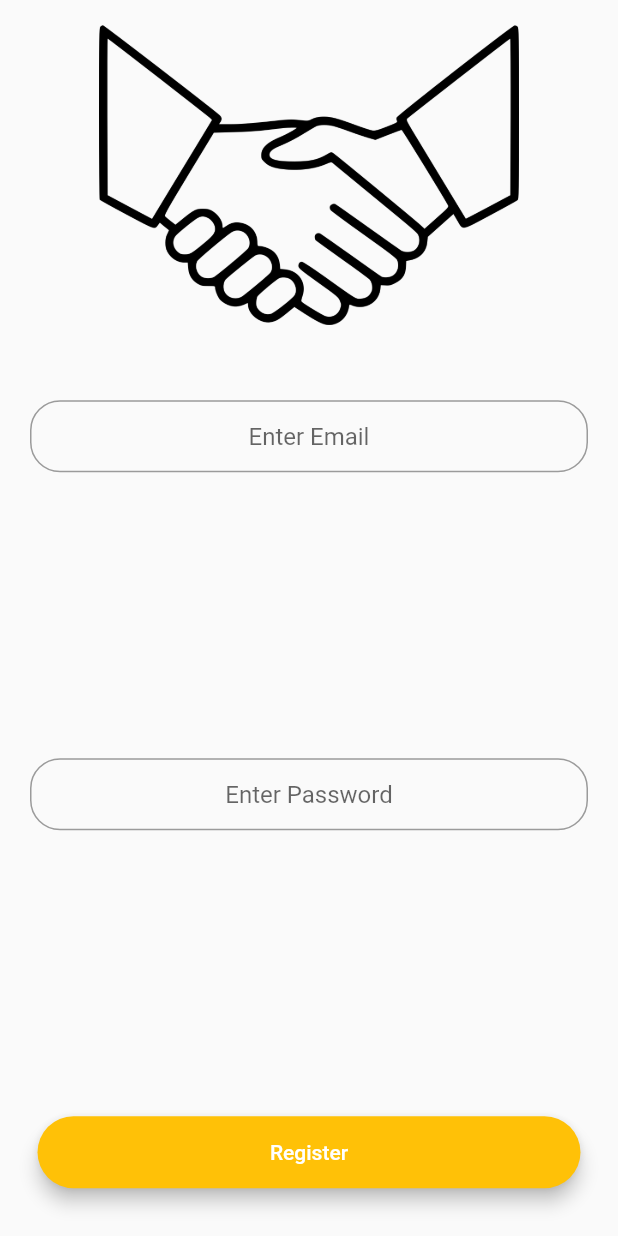
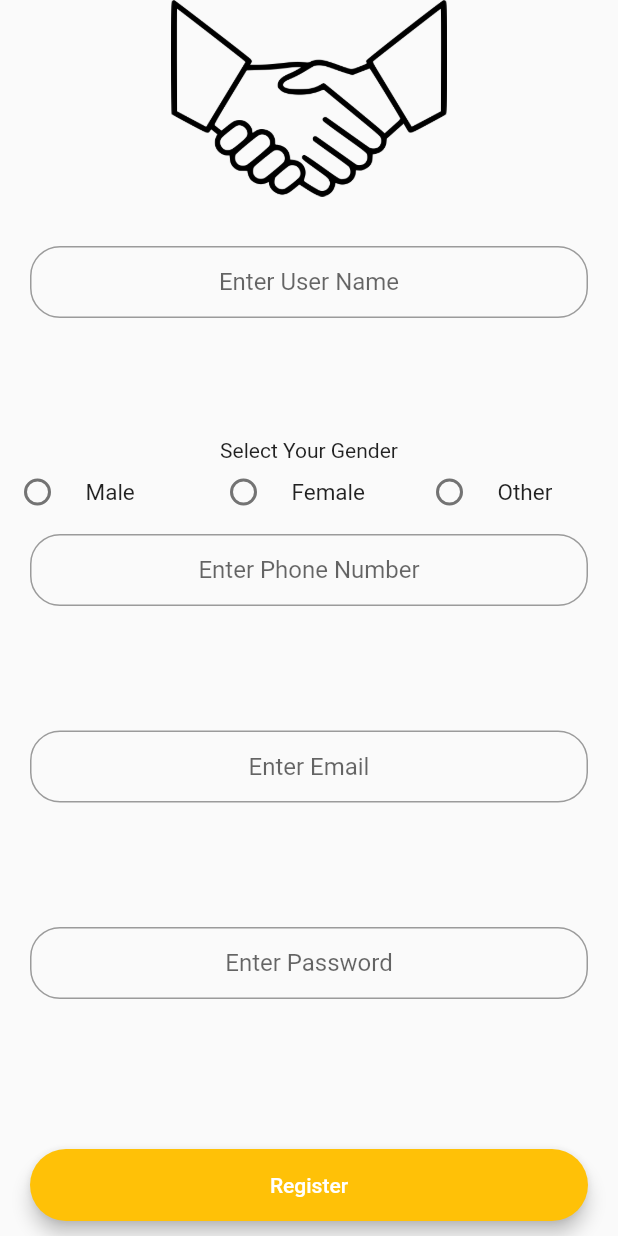
Before and after one commit to AkshaySiddannavar/give_easy, a Flutter app: the RegisterationScreen screen opened by its route, on a phone screen of 412 x 824 dp. Run offline on Flutter 3.47's test engine with Material 2 defaults, Android fonts, the phone set to English and light mode, and no system bars; our stand-ins replace confetti, file_picker, firebase_auth, firebase_core, firebase_storage, flutter_styled_toast and 1 more; missing offline and left inert: razorpay_flutter; accounts and stored records are empty.

Commit message:
add user-name, gender and phone-number fields
Because:
- We wanted to store user's user-name, gender and phone-number into
  firestore
- We wanted users to be ready when they sign-in 1st time to donate
- We wanted data to be used in profile

Add user-name, gender and phone-number fields.

```diff
--- a/lib/screens/register.dart
+++ b/lib/screens/register.dart
@@ -18,12 +18,17 @@ class RegisterationScreen extends StatefulWidget {
 class _RegisterationScreenState extends State<RegisterationScreen> {
   final FirebaseAuth _auth = FirebaseAuth
       .instance; //The entry point of the Firebase Authentication SDK
-  late String email, password;
+  late String email, password, userName, phoneNumber;
+  String? selectedGender;
+
   @override
   void initState() {
     super.initState();
-  }
+  } //remove in a commit
 
+  /*
+  TODO commit after adding all new fields
+  */
   @override
   Widget build(BuildContext context) {
     return Scaffold(
@@ -46,8 +51,106 @@ class _RegisterationScreenState extends State<RegisterationScreen> {
                   height: 30.0,
                 ),
                 Expanded(
+                  //TODO add some grey text saying that given name will be used a display name and also used in records of donations made by you
+                  //TODO add some grey text saying prefer using your actual name
                   child: Padding(
-                    padding: const EdgeInsets.all(20.0),
+                    padding: const EdgeInsets.symmetric(
+                        horizontal: 20.0, vertical: 3.0),
+                    child: InputTextField(
+                      type: TextInputType.name,
+                      hintMessage: 'Enter User Name',
+                      isSensitive: false,
+                      currentTextCallback: (value) {
+                        //update User Name
+                        userName = value;
+                      },
+                    ),
+                  ),
+                ),
+                Text(
+                  'Select Your Gender',
+                  textAlign: TextAlign.center,
+                ),
+                Row(
+                  children: [
+                    Flexible(
+                      fit: FlexFit.loose,
+                      child: RadioListTile(
+                          dense: true,
+                          contentPadding: EdgeInsets.symmetric(
+                              horizontal: 5.0, vertical: 0.0),
+                          visualDensity: VisualDensity.compact,
+                          title: Text(
+                            'Male',
+                            style: TextStyle(fontSize: 15.0),
+                          ),
+                          value: 'Male',
+                          groupValue: selectedGender,
+                          onChanged: (maleSelected) {
+                            selectedGender = maleSelected.toString();
+                            print(maleSelected);
+                            setState(() {});
+                          }),
+                    ),
+                    Flexible(
+                      fit: FlexFit.loose,
+                      child: RadioListTile(
+                          dense: true,
+                          contentPadding: EdgeInsets.symmetric(horizontal: 5.0),
+                          visualDensity: VisualDensity.compact,
+                          title: Text(
+                            'Female',
+                            style: TextStyle(fontSize: 15.0),
+                          ),
+                          value: 'Female',
+                          groupValue: selectedGender,
+                          onChanged: (femaleSelected) {
+                            selectedGender = femaleSelected.toString();
+                            print(femaleSelected);
+                            setState(() {});
+                          }),
+                    ),
+                    Flexible(
+                      fit: FlexFit.loose,
+                      child: RadioListTile(
+                          dense: true,
+                          contentPadding: EdgeInsets.symmetric(horizontal: 5.0),
+                          visualDensity: VisualDensity.compact,
+                          title: Text(
+                            'Other',
+                            style: TextStyle(fontSize: 15),
+                          ),
+                          value: 'Other',
+                          groupValue: selectedGender,
+                          onChanged: (otherSelected) {
+                            selectedGender = otherSelected.toString();
+                            print(otherSelected);
+                            setState(() {});
+                          }),
+                    ),
+                  ],
+                ),
+                SizedBox(
+                  height: 5.0,
+                ),
+                Expanded(
+                  child: Padding(
+                    padding: const EdgeInsets.symmetric(
+                        horizontal: 20.0, vertical: 3.0),
+                    child: InputTextField(
+                      type: TextInputType.phone,
+                      hintMessage: 'Enter Phone Number',
+                      isSensitive: false,
+                      currentTextCallback: (value) {
+                        phoneNumber = value;
+                      },
+                    ),
+                  ),
+                ),
+                Expanded(
+                  child: Padding(
+                    padding: const EdgeInsets.symmetric(
+                        horizontal: 20.0, vertical: 3.0),
                     child: InputTextField(
                       type: TextInputType.emailAddress,
                       hintMessage: 'Enter Email',
@@ -59,12 +162,10 @@ class _RegisterationScreenState extends State<RegisterationScreen> {
                     ),
                   ),
                 ),
-                SizedBox(
-                  height: 5.0,
-                ),
                 Expanded(
                   child: Padding(
-                    padding: const EdgeInsets.all(20.0),
+                    padding: const EdgeInsets.symmetric(
+                        horizontal: 20.0, vertical: 3.0),
                     child: InputTextField(
                       hintMessage: 'Enter Password',
                       isSensitive: true,
@@ -79,12 +180,21 @@ class _RegisterationScreenState extends State<RegisterationScreen> {
                   height: 10.0,
                 ),
                 ActionButton(
+                  verticalPadding: 10.0,
+                  horizontalPadding: 20.0,
                   buttonText: 'Register',
                   buttonActionCallback: () async {
                     try {
+                      // ignore: unused_local_variable
                       var currentUserCredentials =
                           await _auth.createUserWithEmailAndPassword(
                               email: email, password: password);
+
+                      /*
+                      If the new account was created successfully, the user is also signed in.
+                      If you are listening to changes in authentication state, a new event will be sent to your listeners.
+                      source: https://firebase.flutter.dev/docs/auth/password-auth
+                      */
 
                       Navigator.pushNamed(context, HomeScreen.id);
                     } catch (e) {
```
